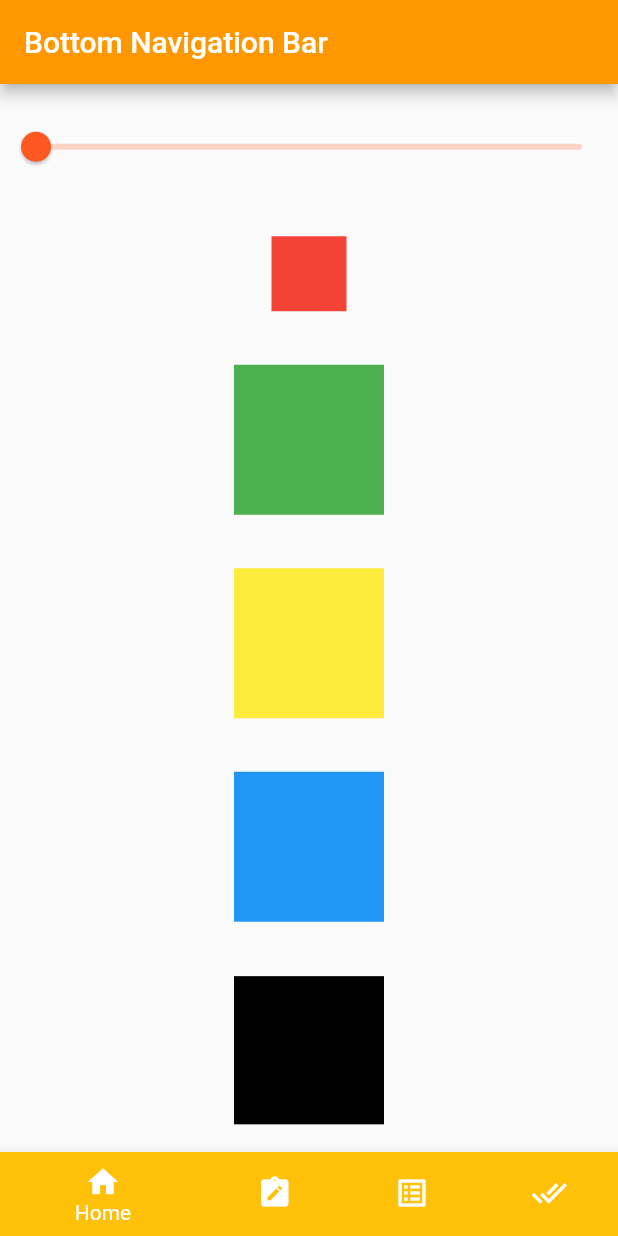
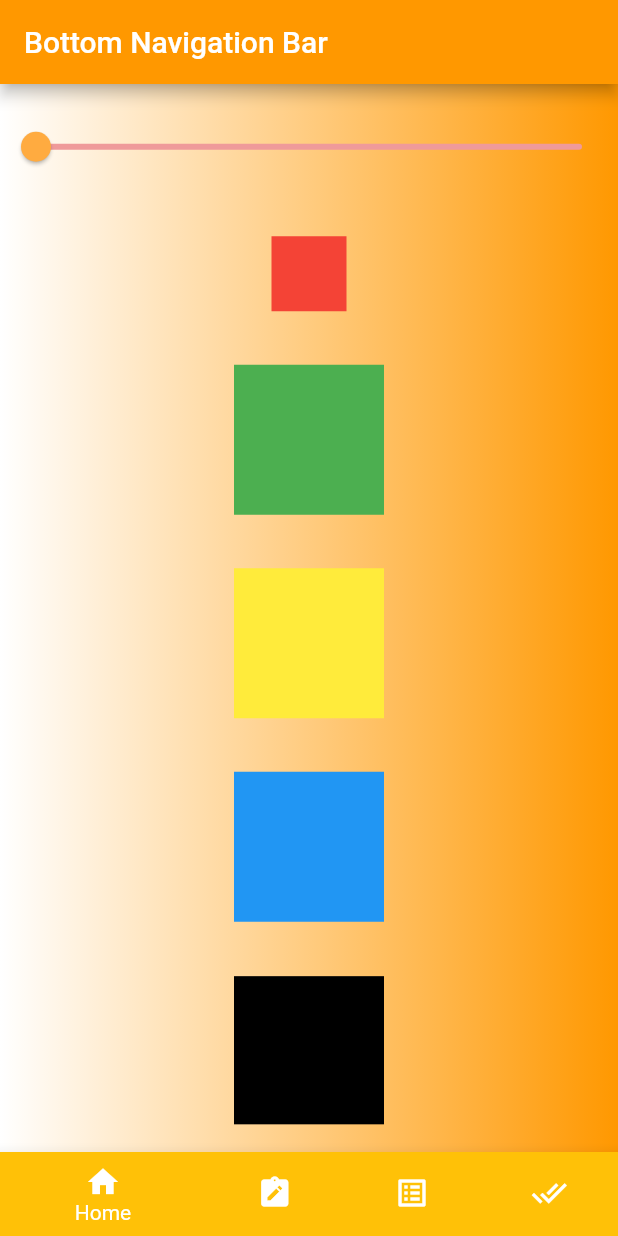
Before and after one commit to taydinadnan/transformWidgets, a Flutter app: the screen it shows after launch, on a phone screen of 412 x 824 dp. Run offline on Flutter 3.47's test engine with Material 2 defaults, Android fonts, the phone set to English and light mode, and no system bars.

Commit message:
decoration

```diff
--- a/lib/main.dart
+++ b/lib/main.dart
@@ -31,6 +31,7 @@ class MainPage extends StatefulWidget {
 class _MainPageState extends State<MainPage> {
   @override
   Widget build(BuildContext context) => const Scaffold(body: BottomNavigation()
+
       //TransformDemo()
       //StackWidge()
       //   FrontToBack(
--- a/lib/navigationb.dart
+++ b/lib/navigationb.dart
@@ -39,7 +39,14 @@ class _BottomNavigationState extends State<BottomNavigation> {
           'Bottom Navigation Bar',
         ),
       ),
-      body: tabs[_currentIndex],
+      body: Container(
+        child: tabs[_currentIndex],
+        decoration: const BoxDecoration(
+            gradient: LinearGradient(
+                begin: Alignment.centerLeft,
+                end: Alignment.centerRight,
+                colors: [Colors.white, Colors.orange])),
+      ),
       bottomNavigationBar: BottomNavigationBar(
         currentIndex: _currentIndex,
         items: const [
--- a/lib/transform/transforms.dart
+++ b/lib/transform/transforms.dart
@@ -64,7 +64,7 @@ class _TransformDemoState extends State<TransformDemo> {
     return Container(
       child: Transform.scale(
         scale: sliderVal == 0 ? 1 : sliderVal / 50,
-        origin: Offset(0.0, 0.0),
+        origin: const Offset(0.0, 0.0),
         child: Container(
           height: 100,
           width: 100,
@@ -78,7 +78,7 @@ class _TransformDemoState extends State<TransformDemo> {
     return Container(
       child: Transform.rotate(
         angle: sliderVal,
-        origin: Offset(0.0, 0.0),
+        origin: const Offset(0.0, 0.0),
         child: Container(
           height: 50,
           width: 50,
@@ -90,6 +90,9 @@ class _TransformDemoState extends State<TransformDemo> {
 
   Slider slider() {
     return Slider(
+      thumbColor: Colors.orangeAccent,
+      activeColor: Colors.red,
+      inactiveColor: Colors.red[200],
       value: sliderVal,
       min: 0,
       max: 100,
@@ -104,7 +107,13 @@ class _TransformDemoState extends State<TransformDemo> {
   @override
   Widget build(BuildContext context) {
     return Scaffold(
-      body: Column(
+      body: Container(
+        decoration: const BoxDecoration(
+            gradient: LinearGradient(
+                begin: Alignment.centerLeft,
+                end: Alignment.centerRight,
+                colors: [Colors.white, Colors.orange])),
+        child: Column(
           mainAxisAlignment: MainAxisAlignment.spaceAround,
           children: [
             slider(),
@@ -115,6 +124,7 @@ class _TransformDemoState extends State<TransformDemo> {
             threeD(),
           ],
         ),
+      ),
     );
   }
 }
```
Lines whose indentation alone changed are shown as unchanged.
